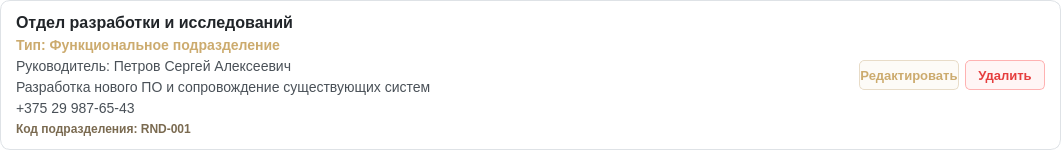
Old version of the form client/ui/system/departments/department_card.ui in the repository lerakaplich/Documents.
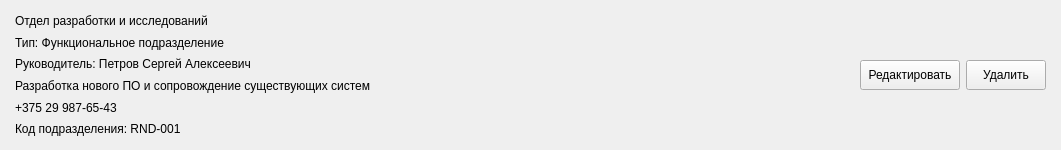
New version of the form.

The edit to the form file:
```diff
--- a/client/ui/system/departments/department_card.ui
+++ b/client/ui/system/departments/department_card.ui
@@ -25,14 +25,14 @@
   <property name="styleSheet">
    <string notr="true">
     QFrame#UniversalDepartmentCard {
-        background-color: white;
-        border: 1px solid #DEE2E6;
-        border-radius: 10px;
-    }
-    QFrame#UniversalDepartmentCard:hover {
-        border: 2px solid #CCAB6E;
-        background-color: #FDFBF7;
-    }
+    background-color: {BG_CARD_ELEVATED};
+    border: 1px solid {BORDER_DEFAULT};
+    border-radius: 10px;
+}
+QFrame#UniversalDepartmentCard:hover {
+    border: 2px solid {ACCENT_PRIMARY};
+    background-color: {BG_HOVER_ACCENT_SOFT};
+}
    </string>
   </property>
   <layout class="QHBoxLayout" name="horizontalLayout">
@@ -70,7 +70,7 @@
        <item>
         <widget class="QLabel" name="nameLabel">
          <property name="styleSheet">
-          <string notr="true">border: none; font-size: 16px; font-weight: bold; color: #212529; background-color: transparent;</string>
+          <string notr="true">border: none; font-size: 16px; font-weight: bold; color: {TEXT_DARK_STRONG}; background-color: transparent;</string>
          </property>
          <property name="text">
           <string>Отдел разработки и исследований</string>
@@ -80,7 +80,7 @@
        <item>
         <widget class="QLabel" name="typeLabel">
          <property name="styleSheet">
-          <string notr="true">border: none; font-size: 14px; font-weight: 500; color: #CCAB6E; background-color: transparent;</string>
+          <string notr="true">border: none; font-size: 14px; font-weight: 500; color: {ACCENT_PRIMARY}; background-color: transparent;</string>
          </property>
          <property name="text">
           <string>Тип: Функциональное подразделение</string>
@@ -90,7 +90,7 @@
        <item>
         <widget class="QLabel" name="leaderLabel">
          <property name="styleSheet">
-          <string notr="true">border: none; font-size: 14px; color: #495057; background-color: transparent;</string>
+          <string notr="true">border: none; font-size: 14px; color: {TEXT_BODY}; background-color: transparent;</string>
          </property>
          <property name="text">
           <string>Руководитель: Петров Сергей Алексеевич</string>
@@ -106,7 +106,7 @@
           </size>
          </property>
          <property name="styleSheet">
-          <string notr="true">border: none; font-size: 14px; color: #495057; background-color: transparent;</string>
+          <string notr="true">border: none; font-size: 14px; color: {TEXT_BODY}; background-color: transparent;</string>
          </property>
          <property name="text">
           <string>Разработка нового ПО и сопровождение существующих систем</string>
@@ -119,7 +119,7 @@
        <item>
         <widget class="QLabel" name="phoneLabel">
          <property name="styleSheet">
-          <string notr="true">border: none; font-size: 14px; color: #495057; background-color: transparent;</string>
+          <string notr="true">border: none; font-size: 14px; color: {TEXT_BODY}; background-color: transparent;</string>
          </property>
          <property name="text">
           <string>+375 29 987-65-43</string>
@@ -129,7 +129,7 @@
        <item>
         <widget class="QLabel" name="numberLabel">
          <property name="styleSheet">
-          <string notr="true">border: none; font-size: 12px; font-weight: bold; color: #7A6A50; background-color: transparent;</string>
+          <string notr="true">border: none; font-size: 12px; font-weight: bold; color: {TEXT_ACCENT_DARK}; background-color: transparent;</string>
          </property>
          <property name="text">
           <string>Код подразделения: RND-001</string>
@@ -174,20 +174,20 @@
        <property name="styleSheet">
         <string notr="true">
          QPushButton {
-             background-color: #FDFBF7;
-             color: #CCAB6E;
-             border: 1px solid #E8DCC8;
-             border-radius: 5px;
-             font-size: 13px;
-             font-weight: 500;
-         }
-         QPushButton:hover {
-             background-color: #CCAB6E;
-             color: white;
-         }
-         QPushButton:pressed {
-             background-color: #7A6A50;
-         }
+    background-color: {BTN_EDIT_BG};
+    color: {ACCENT_PRIMARY};
+    border: 1px solid {BTN_EDIT_BORDER};
+    border-radius: 5px;
+    font-size: 13px;
+    font-weight: 500;
+}
+QPushButton:hover {
+    background-color: {ACCENT_PRIMARY};
+    color: {TEXT_ON_ACCENT};
+}
+QPushButton:pressed {
+    background-color: {BTN_EDIT_PRESSED_BG};
+}
         </string>
        </property>
        <property name="text">
@@ -214,21 +214,21 @@
        </property>
        <property name="styleSheet">
         <string notr="true">
-         QPushButton {
-             background-color: #FFF5F5;
-             color: #E53E3E;
-             border: 1px solid #FEB2B2;
-             border-radius: 5px;
-             font-size: 13px;
-             font-weight: 500;
-         }
-         QPushButton:hover {
-             background-color: #E53E3E;
-             color: white;
-         }
-         QPushButton:pressed {
-             background-color: #C53030;
-         }
+QPushButton {
+    background-color: {BTN_DELETE_BG};
+    color: {BTN_DELETE_TEXT};
+    border: 1px solid {BTN_DELETE_BORDER};
+    border-radius: 5px;
+    font-size: 13px;
+    font-weight: 500;
+}
+QPushButton:hover {
+    background-color: {BTN_DELETE_HOVER_BG};
+    color: {TEXT_ON_ACCENT};
+}
+QPushButton:pressed {
+    background-color: {BTN_DELETE_PRESSED_BG};
+}
         </string>
        </property>
        <property name="text">
```
